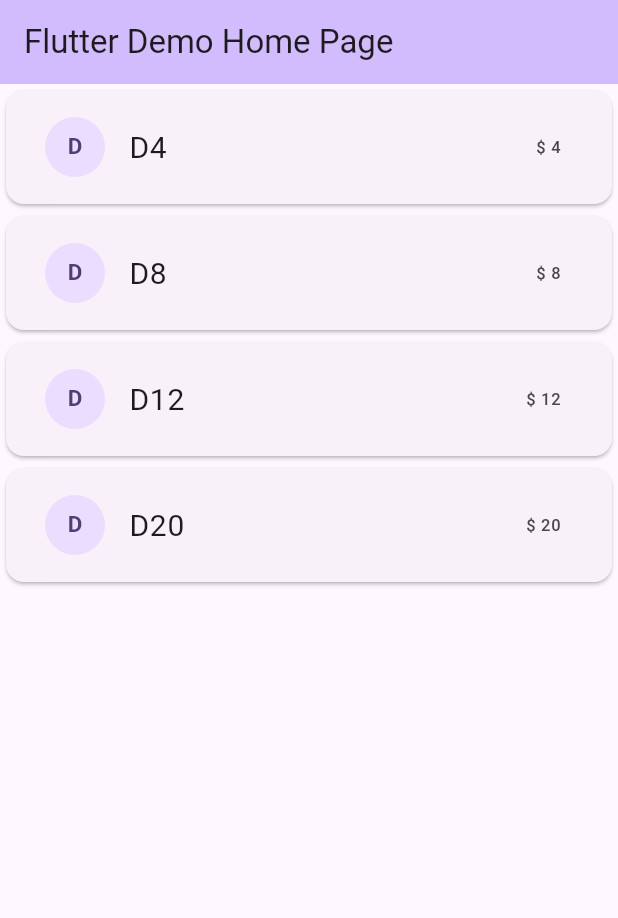
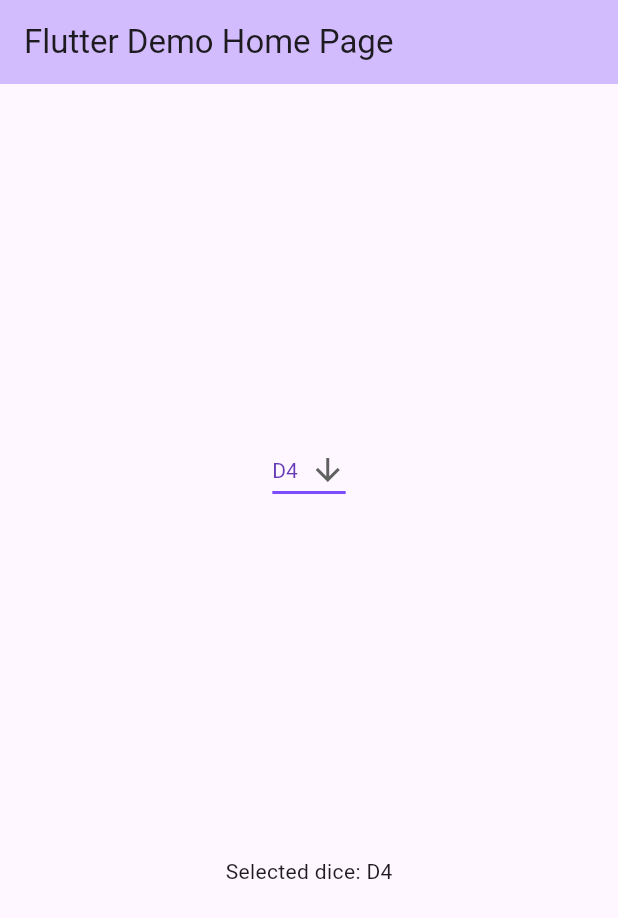
Before and after one commit to vinicius-ov/diceroll, a Flutter app: the screen it shows after launch, on a phone screen of 412 x 824 dp. Shown: the top 918 px of the screen. Run offline on Flutter 3.47's test engine with Material 2 defaults, Android fonts, the phone set to English and light mode, and no system bars.

Commit message:
callback state update

```diff
--- a/lib/main.dart
+++ b/lib/main.dart
@@ -4,6 +4,16 @@ import 'package:flutter/material.dart';
   void main() {
     runApp(const MyApp());
   }
+
+  List<Dice> diceList = <Dice>[
+      Dice(number: 4),
+      Dice(number: 6),
+      Dice(number: 8),
+      Dice(number: 10),
+      Dice(number: 12),
+      Dice(number: 20)
+  ];
+
 
   class MyApp extends StatelessWidget {
     const MyApp({super.key});
@@ -59,18 +69,11 @@ class _MyHomePageState extends State<MyHomePage> {
     int _counter = 0;
     int _minValue = 1;
 
-  Dice selectedDice = Dice(number: 4);
-
-List diceList = [
-    Dice(number: 4),
-    Dice(number: 8),
-    Dice(number: 12),
-    Dice(number: 20)
-];
+    Dice _selectedDice = diceList.first;
 
     @override
     Widget build(BuildContext context) {
-    // This method is rerun every time setState is called, for instance as done
+      // This method is r erun every time setState is called, for instance as done
       // by the _incrementCounter method above.
       //
       // The Flutter framework has been optimized to make rerunning build methods
@@ -86,32 +89,59 @@ List diceList = [
           // the App.build method, and use it to set our appbar title.
           title: Text(widget.title),
         ),
-      body: ListView.builder(
-          itemCount: diceList.length,
-          itemBuilder: (context, index) {
-            return Card(
-              child: Padding(
-                padding: EdgeInsets.all(10),
-                child: ListTile(
-                  title: Text(
-                    diceList[index].name,
-                    style: TextStyle(
-                      fontSize: 20,
+        body: Center(
+        child: Column(
+          mainAxisAlignment: MainAxisAlignment.spaceEvenly,
+          children: <Widget>[
+          DropdownButtonExample(callback: (newDice) {
+            _selectedDice = newDice;
+            debugPrint('new: ${newDice.name} selected: ${_selectedDice.name}');
+          }),
+          Text('Selected dice: ${_selectedDice.name}'),
+        ],
         ),
-                  ),
-                  leading: CircleAvatar(
-                    child: Text(
-                      diceList[index].name[0],
-                      style:
-                          TextStyle(fontSize: 15, fontWeight: FontWeight.bold),
-                    ),
-                  ),
-                  trailing: Text("\$ ${diceList[index].number}"),
-                ),
-              ),
-            );
-      },
         ),
       );
     }
   }
+
+    class DropdownButtonExample extends StatefulWidget {
+      const DropdownButtonExample({super.key, required this.callback});
+
+    final Function(Dice) callback;
+
+    @override
+    State<DropdownButtonExample> createState() => _DropdownButtonExampleState();
+  }
+
+  class _DropdownButtonExampleState extends State<DropdownButtonExample> {
+
+    Dice selectedDice = diceList.first;
+
+    @override
+    Widget build(BuildContext context) {
+      return DropdownButton<Dice>(
+        value: selectedDice,
+        icon: const Icon(Icons.arrow_downward),
+        elevation: 16,
+        style: const TextStyle(color: Colors.deepPurple),
+        underline: Container(
+          height: 2,
+          color: Colors.deepPurpleAccent,
+        ),
+        onChanged: (Dice? value) {
+          // This is called when the user selects an item.
+          setState(() {
+            selectedDice = value ?? diceList.first;
+            widget.callback(selectedDice);
+          });
+        },
+        items: diceList.map<DropdownMenuItem<Dice>>((Dice value) {
+          return DropdownMenuItem<Dice>(
+            value: value,
+            child: Text(value.name),
+          );
+        }).toList(),
+      );
+    }
+  }
```
Also changed, not shown: lib/drop_down.dart (deleted, +0 -66 lines). Lines whose indentation alone changed are shown as unchanged.
